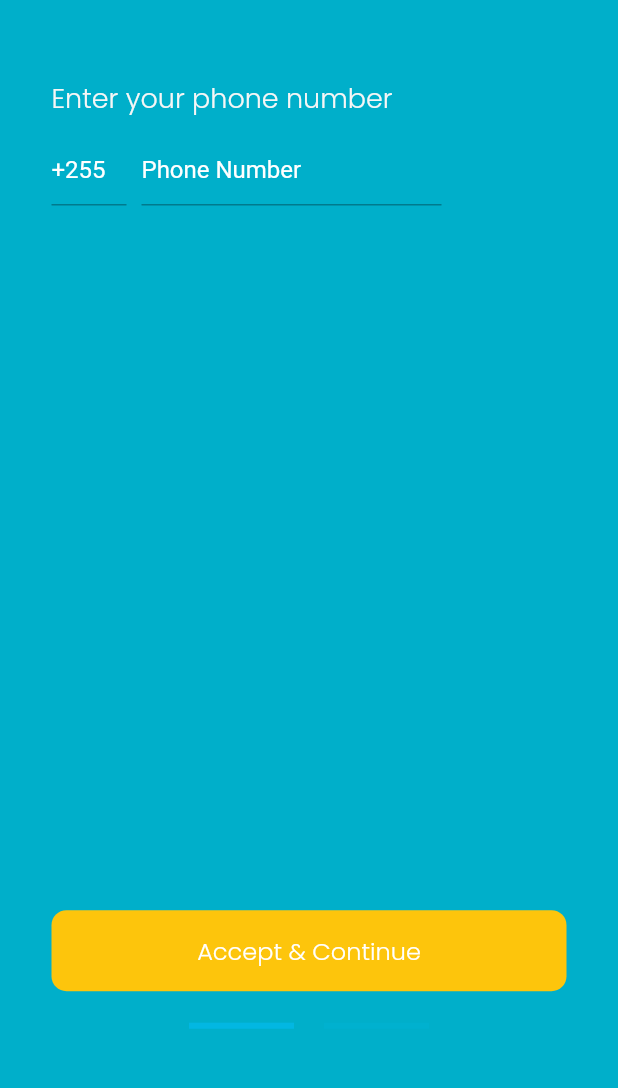
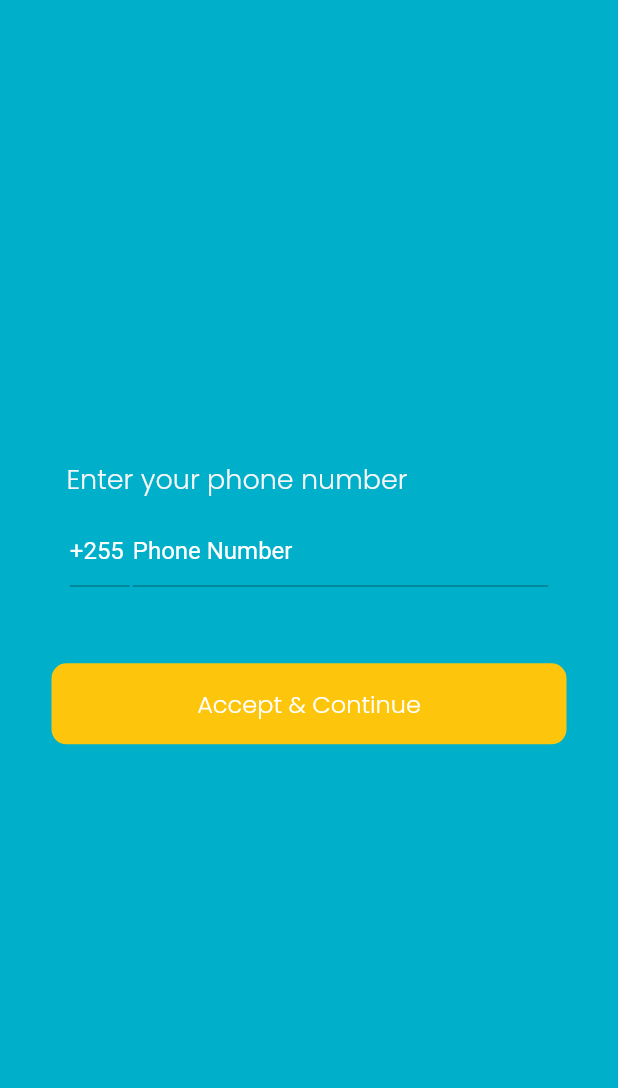
Before and after one commit to owesis/buzzride, a Flutter app: the PhoneNumber screen opened directly, on a phone screen of 412 x 824 dp, the part 132-1220 px from its top. Run offline on Flutter 3.47's test engine with Material 2 defaults, Android fonts, the phone set to English and light mode, and no system bars; our stand-ins replace flutter_spinkit, font_awesome_flutter, shared_preferences; accounts and stored records are empty.

Commit message:
Changed phone number page view

```diff
--- a/lib/Views/Auth/phoneAuth.dart
+++ b/lib/Views/Auth/phoneAuth.dart
@@ -60,18 +60,25 @@ class _PhoneNumberState extends State<PhoneNumber> {
 
   Widget _checkUserPage() {
     return Container(
-      alignment: Alignment.center,
-      margin: const EdgeInsets.only(top: 140),
+      alignment: Alignment.bottomCenter,
       width: MediaQuery.of(context).size.width / 1.2,
-      height: MediaQuery.of(context).size.height / 1.27,
+      height: MediaQuery.of(context).size.height / 1.32,
+      child: Container(
+        width: 400,
+        height: 230,
         child: Column(
           crossAxisAlignment: CrossAxisAlignment.start,
+          mainAxisAlignment: MainAxisAlignment.center,
           children: <Widget>[
-          Text(
+            Padding(
+              padding: EdgeInsets.only(left: 10),
+              child: Text(
                 OLocale(isSwahili, 33).get(),
+                textAlign: TextAlign.center,
                 style: TextStyle(
                   fontSize: 18,
                   color: OColors.whiteFade,
+                ),
               ),
             ), //logo
             const SizedBox(
@@ -80,9 +87,11 @@ class _PhoneNumberState extends State<PhoneNumber> {
 
             //TextField: phone Number
             Row(
+              mainAxisAlignment: MainAxisAlignment.center,
+              crossAxisAlignment: CrossAxisAlignment.center,
               children: [
                 SizedBox(
-                width: 50,
+                  width: 40,
                   child: Theme(
                     data: ThemeData(primaryColor: OColors.introColor),
                     child: TextField(
@@ -97,18 +106,18 @@ class _PhoneNumberState extends State<PhoneNumber> {
                                 color: OColors.primary.withOpacity(.5)),
                           ),
                           enabledBorder: UnderlineInputBorder(
-                          borderSide:
-                              BorderSide(color: Colors.black.withOpacity(.3)),
+                            borderSide: BorderSide(
+                                color: Colors.black12.withOpacity(.3)),
                           ),
                           hintStyle: const TextStyle(color: Colors.white)),
                     ),
                   ),
                 ),
                 SizedBox(
-                width: 10,
+                  width: 2,
                 ),
                 SizedBox(
-                width: 200,
+                  width: MediaQuery.of(context).size.width / 1.3 - 40,
                   child: Theme(
                     data: ThemeData(primaryColor: OColors.introColor),
                     child: TextField(
@@ -119,12 +128,12 @@ class _PhoneNumberState extends State<PhoneNumber> {
                         hintText: OLocale(isSwahili, 37).get(),
                         focusColor: OColors.white,
                         focusedBorder: UnderlineInputBorder(
-                        borderSide:
-                            BorderSide(color: OColors.white.withOpacity(.5)),
+                          borderSide: BorderSide(
+                              color: OColors.buttonColor.withOpacity(.5)),
                         ),
                         enabledBorder: UnderlineInputBorder(
                           borderSide:
-                            BorderSide(color: Colors.black.withOpacity(.3)),
+                              BorderSide(color: Colors.black12.withOpacity(.3)),
                         ),
                         hintStyle: TextStyle(color: Colors.white),
                       ),
@@ -158,13 +167,13 @@ class _PhoneNumberState extends State<PhoneNumber> {
                     MaterialPageRoute(
                         builder: (BuildContext context) => const CodeAuth()));
               },
-          ) ////
-          ,
+            ),
 
             const SizedBox(
               height: 40,
             ),
           ],
+        ),
       ),
     );
   }
@@ -253,33 +262,6 @@ class _PhoneNumberState extends State<PhoneNumber> {
                         ],
                       ),
                     ), //back button
-
-                    Positioned(
-                      bottom: 0,
-                      child: Row(
-                        children: [
-                          Container(
-                            margin: const EdgeInsets.only(bottom: 15),
-                            width: 70,
-                            height: 4,
-                            color: page
-                                ? OColors.primary.withOpacity(.2)
-                                : OColors.primary,
-                          ),
-                          const SizedBox(
-                            width: 20,
-                          ),
-                          Container(
-                            margin: const EdgeInsets.only(bottom: 15),
-                            width: 70,
-                            height: 4,
-                            color: !page
-                                ? OColors.primary.withOpacity(.2)
-                                : OColors.primary,
-                          ),
-                        ],
-                      ),
-                    )
                   ],
                 ),
               )
```
Lines whose indentation alone changed are shown as unchanged.
